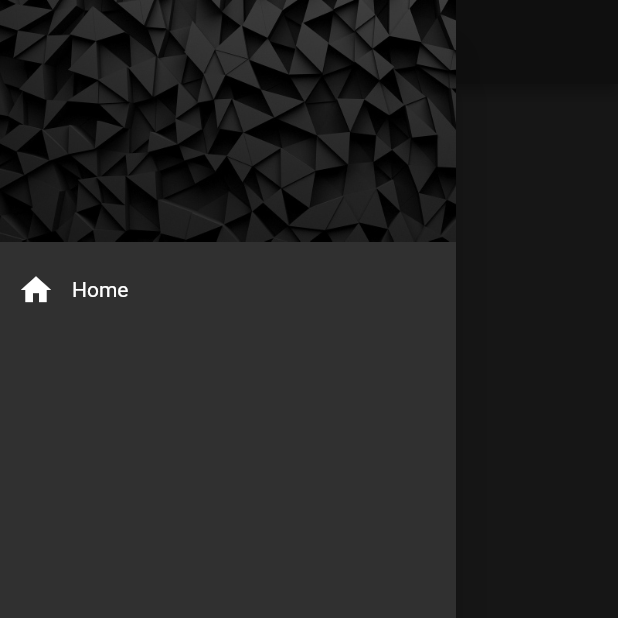
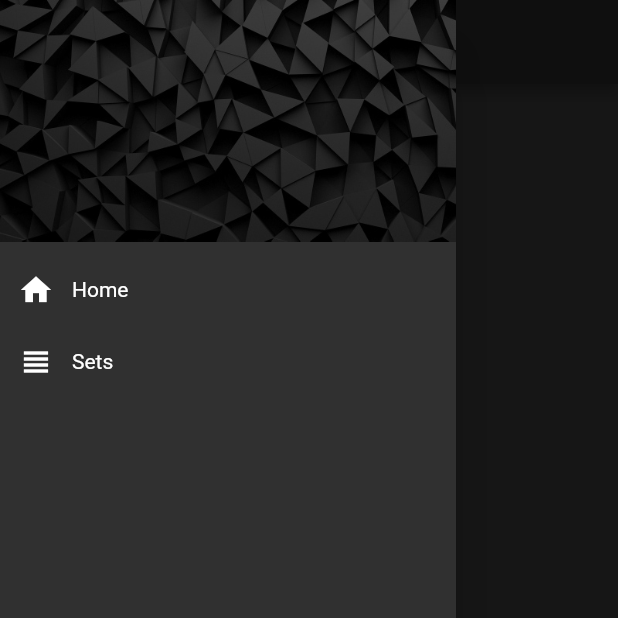
Before and after one commit to GenixPL/my-word, a Flutter app: the HomePage screen opened directly, with the side drawer open, on a phone screen of 412 x 824 dp, the top half of it. Run offline on Flutter 3.47's test engine with Material 2 defaults, Android fonts, the phone set to English and light mode, and no system bars; our stand-ins replace cloud_firestore, firebase_auth; accounts and stored records are empty.

Commit message:
add empty SetsPage

```diff
--- a/lib/main_drawer.dart
+++ b/lib/main_drawer.dart
@@ -4,6 +4,8 @@ import 'package:provider/provider.dart';
 
 
 class MainDrawer extends StatelessWidget {
+
+	//TODO: disable click of current page
 
 	@override
 	Widget build(BuildContext context) {
@@ -48,6 +50,24 @@ class MainDrawer extends StatelessWidget {
 						},
 					),
 
+					GestureDetector(
+						child: Row(
+							mainAxisAlignment: MainAxisAlignment.start,
+							mainAxisSize: MainAxisSize.max,
+							children: <Widget>[
+								Padding(
+									padding: const EdgeInsets.all(12.0),
+									child: Icon(Icons.view_headline),
+								),
+								Expanded(child: Text('Sets')),
+							],
+						),
+						onTap: () {
+							Navigator.pop(context); //hides menu
+							Navigator.pushNamed(context, '/sets');
+						},
+					),
+
 					Expanded(
 						child: Column(
 							mainAxisAlignment: MainAxisAlignment.end,
--- a/lib/pages/home_page.dart
+++ b/lib/pages/home_page.dart
@@ -1,6 +1,5 @@
 import 'package:flutter/material.dart';
 import 'package:my_word/auth_service.dart';
-import 'package:my_word/db/users_db.dart';
 import 'package:my_word/main_drawer.dart';
 
 
@@ -9,20 +8,26 @@ class HomePage extends StatelessWidget {
 	@override
 	Widget build(BuildContext context) {
 		return Scaffold(
-			appBar: AppBar(),
+			appBar: AppBar(
+				centerTitle: true,
+				title: Text('Home'),
+			),
 			drawer: MainDrawer(),
 			body: Center(
 				child: Column(
 					mainAxisAlignment: MainAxisAlignment.center,
 					children: <Widget>[
 
-						Text('HOME'),
+						RaisedButton(
+							child: Text('Learn'),
+							onPressed: null,
+						),
 
 						RaisedButton(
+							child: Text('Manage sets'),
 							onPressed: () {
-								var user = AuthService.instance.user;
-								print('${user.email} + ${user.id}');
-							}
+								Navigator.pushNamed(context, '/sets');
+							},
 						),
 
 					]
--- a/lib/route_generator.dart
+++ b/lib/route_generator.dart
@@ -4,6 +4,7 @@ import 'package:my_word/pages/account/account_menu_page.dart';
 import 'package:my_word/pages/auth/auth_email_password_page.dart';
 import 'package:my_word/pages/auth/auth_menu_page.dart';
 import 'package:my_word/pages/home_page.dart';
+import 'package:my_word/pages/sets/SetsMenuPage.dart';
 
 
 class RouteGenerator {
@@ -28,6 +29,9 @@ class RouteGenerator {
 			case '/account':
 				return MaterialPageRoute(builder: (_) => AccountMenuPage());
 
+			case '/sets':
+				return MaterialPageRoute(builder: (_) => SetsPage());
+
 			default:
 				return _errorRoute();
 		}
```
Also changed, not shown: lib/pages/sets/SetsMenuPage.dart (added, +21 -0 lines).
